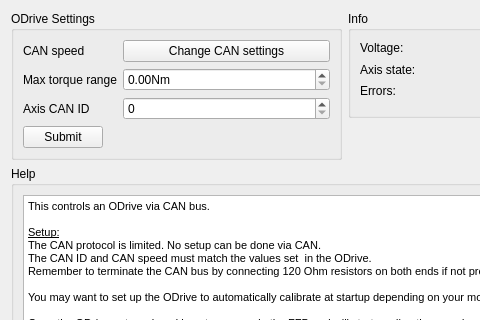
Qt form res/odrive.ui (Ultrawipf/OpenFFBoard-configurator) before a commit; both pictures show x 0 to 480 and y 0 to 320 of the 689 by 536 pixel window.
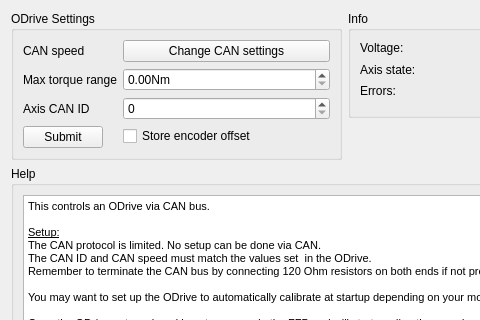
The same form after that commit.

Commit message: Added position save toggle for ODrive

The edit to the form file:
```diff
--- a/res/odrive.ui
+++ b/res/odrive.ui
@@ -229,6 +229,16 @@
         </property>
        </widget>
       </item>
+      <item row="3" column="1">
+       <widget class="QCheckBox" name="checkBox_storeencoffset">
+        <property name="toolTip">
+         <string>Stores and reloads absolute encoder offset at startup for centering</string>
+        </property>
+        <property name="text">
+         <string>Store encoder offset</string>
+        </property>
+       </widget>
+      </item>
      </layout>
     </widget>
    </item>
```
The commit also changes 1 other file.
